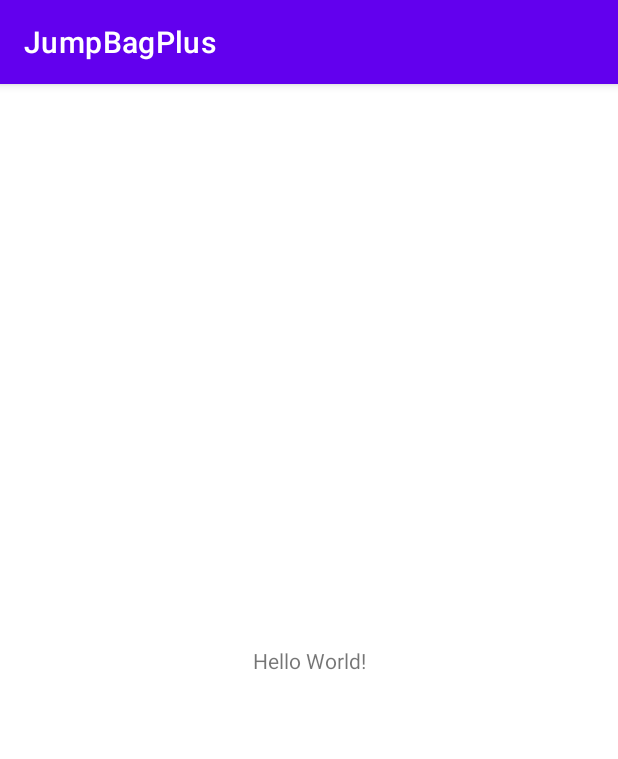
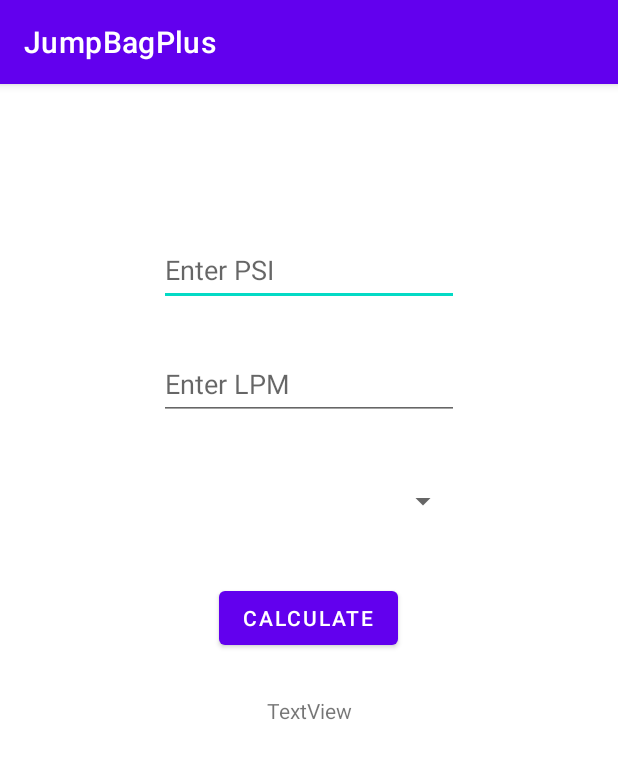
Before and after one commit to DerrickHaman/JumpBagPlus, an Android app: the screen it shows after launch (MainActivity), on a phone screen of 412 x 824 dp. Shown: the top 759 px of the screen. Run offline under Robolectric (Android 15) with nearby library versions, the phone set to English and light mode, and no system bars.

Commit message:
Design views created for Oxygen calculator

```diff
--- a/app/src/main/res/layout/activity_main.xml
+++ b/app/src/main/res/layout/activity_main.xml
@@ -6,13 +6,62 @@
     android:layout_height="match_parent"
     tools:context=".MainActivity">
 
-    <TextView
-        android:layout_width="wrap_content"
+    <com.google.android.material.textfield.TextInputEditText
+        android:id="@+id/text_input_PSI"
+        android:layout_width="200dp"
         android:layout_height="wrap_content"
-        android:text="Hello World!"
-        app:layout_constraintBottom_toBottomOf="parent"
+        android:layout_marginTop="100dp"
+        android:hint="Enter PSI"
+        android:minHeight="48dp"
         app:layout_constraintEnd_toEndOf="parent"
+        app:layout_constraintHorizontal_bias="0.5"
         app:layout_constraintStart_toStartOf="parent"
         app:layout_constraintTop_toTopOf="parent" />
 
+    <com.google.android.material.textfield.TextInputEditText
+        android:id="@+id/text_input_LPM"
+        android:layout_width="200dp"
+        android:layout_height="wrap_content"
+        android:layout_marginTop="28dp"
+        android:hint="Enter LPM"
+        android:minHeight="48dp"
+        app:layout_constraintEnd_toEndOf="parent"
+        app:layout_constraintHorizontal_bias="0.5"
+        app:layout_constraintStart_toStartOf="parent"
+        app:layout_constraintTop_toBottomOf="@+id/text_input_PSI" />
+
+    <Spinner
+        android:id="@+id/spinner_tankSize"
+        android:layout_width="200dp"
+        android:layout_height="52dp"
+        android:layout_marginTop="28dp"
+        android:dropDownWidth="wrap_content"
+        app:layout_constraintEnd_toEndOf="parent"
+        app:layout_constraintHorizontal_bias="0.5"
+        app:layout_constraintStart_toStartOf="parent"
+        app:layout_constraintTop_toBottomOf="@+id/text_input_LPM" />
+
+    <TextView
+        android:id="@+id/txt_solution"
+        android:layout_width="wrap_content"
+        android:layout_height="wrap_content"
+        android:layout_marginTop="28dp"
+        android:text="TextView"
+        app:layout_constraintEnd_toEndOf="parent"
+        app:layout_constraintHorizontal_bias="0.5"
+        app:layout_constraintStart_toStartOf="parent"
+        app:layout_constraintTop_toBottomOf="@+id/btn_calculate" />
+
+    <Button
+        android:id="@+id/btn_calculate"
+        android:layout_width="wrap_content"
+        android:layout_height="wrap_content"
+        android:layout_marginTop="28dp"
+        android:text="Calculate"
+        app:layout_constraintEnd_toEndOf="parent"
+        app:layout_constraintHorizontal_bias="0.498"
+        app:layout_constraintStart_toStartOf="parent"
+        app:layout_constraintTop_toBottomOf="@+id/spinner_tankSize" />
+
+
 </androidx.constraintlayout.widget.ConstraintLayout>
```
